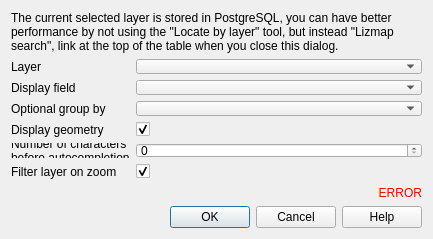
Old version of the form lizmap/resources/ui/ui_form_locate_layer.ui in the repository 3liz/lizmap-plugin.
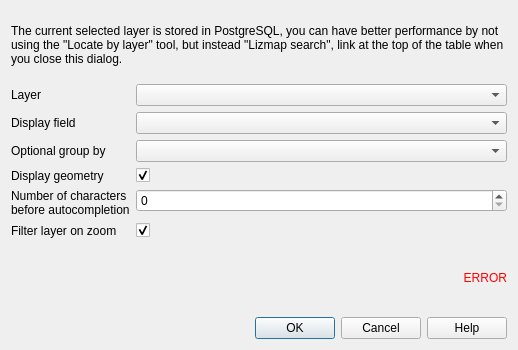
New version of the form. Custom widgets are drawn as their Qt base class.

Commit message: Display column content, the definitions is not using a list yet #476

The edit to the form file:
```diff
--- a/lizmap/resources/ui/ui_form_locate_layer.ui
+++ b/lizmap/resources/ui/ui_form_locate_layer.ui
@@ -6,8 +6,8 @@
    <rect>
     <x>0</x>
     <y>0</y>
-    <width>433</width>
-    <height>239</height>
+    <width>518</width>
+    <height>350</height>
    </rect>
   </property>
   <property name="windowTitle">
```
The commit also changes 1 other file.
